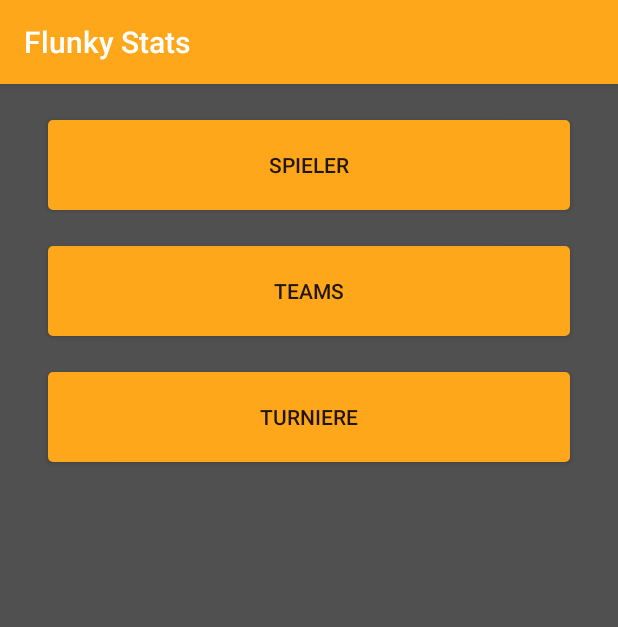
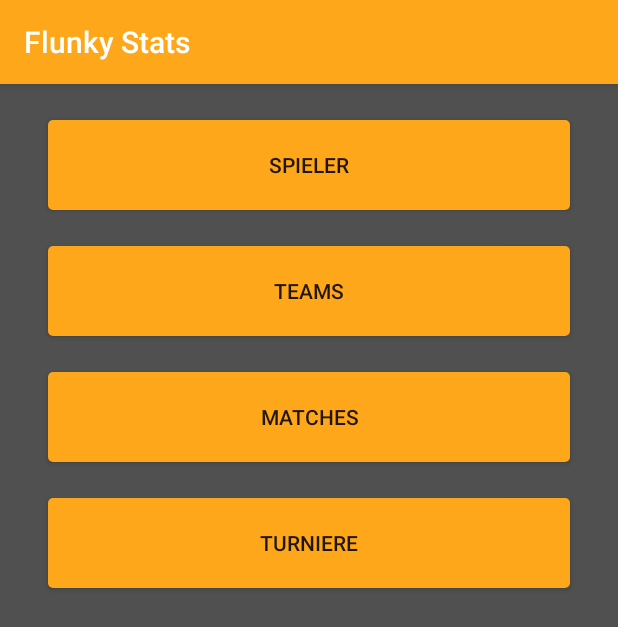
Before and after one commit to SvenTitz/FlunkyStats, an Android app: the screen it shows after launch (MainActivity), on a phone screen of 412 x 824 dp. Shown: the top 627 px of the screen. Run offline under Robolectric (Android 15) with nearby library versions, the phone set to English and light mode, and no system bars.

Commit message:
cleanup and comments

```diff
--- a/app/build.gradle
+++ b/app/build.gradle
@@ -12,7 +12,7 @@ android {
         minSdkVersion 21
         targetSdkVersion 29
         versionCode 1
-        versionName "1.0"
+        versionName "Flunky Stats 0.1"
 
         testInstrumentationRunner "androidx.test.runner.AndroidJUnitRunner"
     }
--- a/app/src/main/java/com/example/flunkystats/ListActivity.kt
+++ b/app/src/main/java/com/example/flunkystats/ListActivity.kt
@@ -79,8 +79,6 @@ abstract class ListActivity: AppCompatActivity(), LoadsData {
      * loads all entries when the activity is created
      */
     protected fun loadEntries() {
-        //TODO: save to/load from cache
-
         //add progress bar while entries are loading
         val pgsBar = addProgressBar(rootLayout, this)
         pgsBar.scaleX = 2F
@@ -119,7 +117,7 @@ abstract class ListActivity: AppCompatActivity(), LoadsData {
     }
 
     /**
-     * Opens the Add Entry Alert Dialog
+     * Opens the Add Entry Alert Dialog with [title] and [hint]
      */
     protected fun openAddEntryDialog(title: String, hint: String) {
         //create new alert dialog
--- a/app/src/main/java/com/example/flunkystats/LoadsData.kt
+++ b/app/src/main/java/com/example/flunkystats/LoadsData.kt
@@ -12,7 +12,7 @@ import androidx.constraintlayout.widget.ConstraintSet
 interface LoadsData {
 
     /**
-     * Adds a progressbar to the center of [layout] in [context]
+     * Adds a progressbar to the center of the constraint layout [layout] in [context]
      */
     fun addProgressBar (layout: ConstraintLayout, context: Context): ProgressBar {
         //inflate progressbar and add it to layout
--- a/app/src/main/java/com/example/flunkystats/MainActivity.kt
+++ b/app/src/main/java/com/example/flunkystats/MainActivity.kt
@@ -3,6 +3,8 @@ package com.example.flunkystats
 import android.content.Intent
 import androidx.appcompat.app.AppCompatActivity
 import android.os.Bundle
+import android.widget.Button
+import com.google.android.material.snackbar.Snackbar
 import kotlinx.android.synthetic.main.activity_main.*
 
 class MainActivity : AppCompatActivity() {
@@ -12,16 +14,24 @@ class MainActivity : AppCompatActivity() {
         setContentView(R.layout.activity_main)
 
         //set on click listener for Players Button
-        btnPlayers.setOnClickListener {
+        findViewById<Button>(R.id.btnPlayers).setOnClickListener {
             startActivity(Intent(this, PlayerListActivity::class.java))
         }
 
         //set on click listener for Teams button
-        btnTeams.setOnClickListener {
+        findViewById<Button>(R.id.btnTeams).setOnClickListener {
             startActivity(Intent(this, TeamListActivity::class.java))
         }
 
-        //TODO: Turnier button
+        findViewById<Button>(R.id.btnMatches).setOnClickListener {
+            val snack = Snackbar.make(it, "Not yet implemented", Snackbar.LENGTH_LONG)
+            snack.show()
+        }
+
+        findViewById<Button>(R.id.btnTurnaments).setOnClickListener {
+            val snack = Snackbar.make(it, "Not yet implemented", Snackbar.LENGTH_LONG)
+            snack.show()
+        }
 
     }
 }
--- a/app/src/main/res/layout/activity_main.xml
+++ b/app/src/main/res/layout/activity_main.xml
@@ -38,6 +38,19 @@
         app:layout_constraintTop_toBottomOf="@+id/btnPlayers" />
 
     <Button
+        android:id="@+id/btnMatches"
+        android:layout_width="0dp"
+        android:layout_height="60dp"
+        android:layout_marginStart="32dp"
+        android:layout_marginTop="24dp"
+        android:layout_marginEnd="32dp"
+        android:background="@drawable/btn_primary_color"
+        android:text="@string/matches"
+        app:layout_constraintEnd_toEndOf="parent"
+        app:layout_constraintStart_toStartOf="parent"
+        app:layout_constraintTop_toBottomOf="@+id/btnTeams" />
+
+    <Button
         android:id="@+id/btnTurnaments"
         android:layout_width="0dp"
         android:layout_height="60dp"
@@ -50,6 +63,6 @@
         android:text="@string/turniere"
         app:layout_constraintEnd_toEndOf="parent"
         app:layout_constraintStart_toStartOf="parent"
-        app:layout_constraintTop_toBottomOf="@+id/btnTeams" />
+        app:layout_constraintTop_toBottomOf="@+id/btnMatches" />
 
 </androidx.constraintlayout.widget.ConstraintLayout>
--- a/app/src/main/res/layout/activity_player_stats.xml
+++ b/app/src/main/res/layout/activity_player_stats.xml
@@ -203,7 +203,7 @@
                         android:textSize="36sp" />
 
                     <TextView
-                        android:id="@+id/tvPGamesWinPercentage"
+                        android:id="@+id/tvPGamesWonRatio"
                         android:layout_width="match_parent"
                         android:layout_height="match_parent"
                         android:layout_weight="1"
--- a/app/src/main/res/layout/activity_team_stats.xml
+++ b/app/src/main/res/layout/activity_team_stats.xml
@@ -255,7 +255,7 @@
                         android:textSize="36sp" />
 
                     <TextView
-                        android:id="@+id/tvTGamesWonPercentage"
+                        android:id="@+id/tvTGamesWonRatio"
                         android:layout_width="match_parent"
                         android:layout_height="wrap_content"
                         android:layout_weight="1"
--- a/app/src/main/res/values/strings.xml
+++ b/app/src/main/res/values/strings.xml
@@ -2,6 +2,7 @@
     <string name="app_name">Flunky Stats</string>
     <string name="spieler">Spieler</string>
     <string name="teams">Teams</string>
+    <string name="matches">Matches</string>
     <string name="turniere">Turniere</string>
     <string name="placholder_spieler_name">Spieler Name</string>
     <string name="name_colon">Name:</string>
```
Also changed, not shown: app/src/main/java/com/example/flunkystats/PlayerStatsActivity.kt (+8 -6 lines), app/src/main/java/com/example/flunkystats/StatsActivity.kt (+48 -28 lines), app/src/main/java/com/example/flunkystats/TeamStatsActivity.kt (+36 -25 lines), gradle/wrapper/gradle-wrapper.properties.
